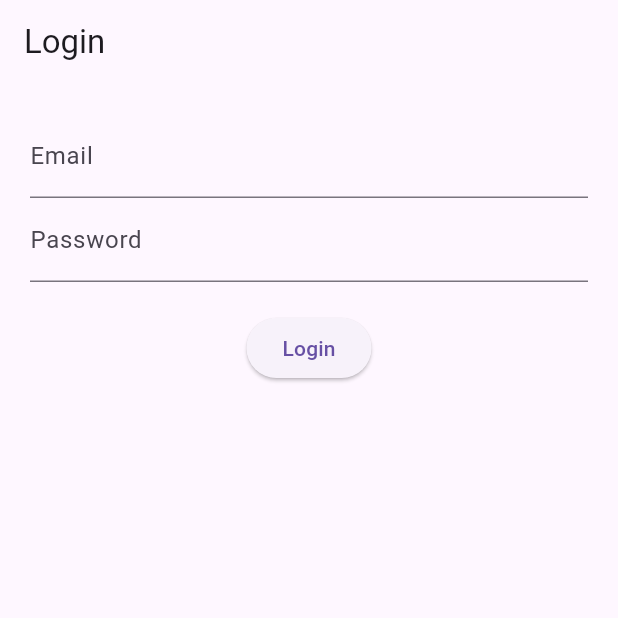
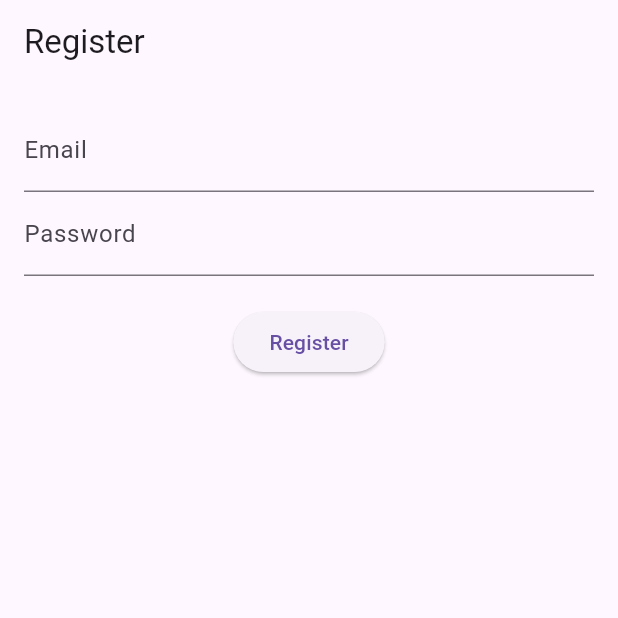
Before and after one commit to shaoon09/electromart, a Flutter app: the screen it shows after launch, on a phone screen of 412 x 824 dp, the top half of it. Run offline on Flutter 3.47's test engine with Material 3 defaults, Android fonts, the phone set to English and light mode, and no system bars; our stand-ins replace firebase_auth, firebase_core, firebase_database, get; accounts and stored records are empty.

Commit message:
register page added

```diff
--- a/lib/app/routes/app_pages.dart
+++ b/lib/app/routes/app_pages.dart
@@ -4,10 +4,11 @@ import 'package:electromart/app/views/product_detail_view.dart';
 import 'package:electromart/app/views/product_list_view.dart';
 import 'package:get/get.dart';
 import '../views/login_view.dart';
-
+import '../views/registration_view.dart'; // Import the new RegisterView
 
 class Routes {
   static const LOGIN = '/login';
+  static const REGISTER = '/register'; // Added route for registration
   static const PRODUCT_LIST = '/productList';
   static const CART = '/cart';
   static const CHECKOUT = '/checkout';
@@ -17,11 +18,13 @@ class Routes {
 class AppPages {
   static final pages = [
     GetPage(name: Routes.LOGIN, page: () => LoginView()),
+    GetPage(name: Routes.REGISTER, page: () => RegistrationView()), // Added RegisterView
     GetPage(name: Routes.PRODUCT_LIST, page: () => ProductListView()),
     GetPage(name: Routes.CART, page: () => CartView()),
     GetPage(name: Routes.CHECKOUT, page: () => CheckoutView()),
     GetPage(
-        name: Routes.PRODUCT_DETAIL,
-        page: () => ProductDetailView(product: Get.arguments)),
+      name: Routes.PRODUCT_DETAIL,
+      page: () => ProductDetailView(product: Get.arguments),
+    ),
   ];
 }
--- /dev/null
+++ b/lib/app/views/registration_view.dart
@@ -0,0 +1,44 @@
+import 'package:flutter/material.dart';
+import 'package:get/get.dart';
+import '../controllers/auth_controller.dart';
+
+class RegistrationView extends StatelessWidget {
+  final AuthController authController = Get.find<AuthController>();
+
+  RegistrationView({Key? key}) : super(key: key);
+
+  final TextEditingController emailController = TextEditingController();
+  final TextEditingController passwordController = TextEditingController();
+
+  @override
+  Widget build(BuildContext context) {
+    return Scaffold(
+      appBar: AppBar(title: const Text('Register')),
+      body: Padding(
+        padding: const EdgeInsets.all(16.0),
+        child: Column(
+          children: [
+            TextField(
+              controller: emailController,
+              decoration: const InputDecoration(labelText: 'Email'),
+            ),
+            TextField(
+              controller: passwordController,
+              obscureText: true,
+              decoration: const InputDecoration(labelText: 'Password'),
+            ),
+            const SizedBox(height: 20),
+            ElevatedButton(
+              onPressed: () {
+                final email = emailController.text.trim();
+                final password = passwordController.text.trim();
+                authController.register(email, password);
+              },
+              child: const Text('Register'),
+            ),
+          ],
+        ),
+      ),
+    );
+  }
+}
--- a/lib/main.dart
+++ b/lib/main.dart
@@ -1,3 +1,4 @@
+import 'package:electromart/app/controllers/auth_controller.dart';
 import 'package:flutter/material.dart';
 import 'package:get/get.dart';
 import 'package:firebase_core/firebase_core.dart';
@@ -6,7 +7,8 @@ import 'app/utils/theme.dart';
 
 void main() async {
   WidgetsFlutterBinding.ensureInitialized();
-  await Firebase.initializeApp(); // Ensure Firebase is initialized
+  await Firebase.initializeApp();
+  Get.put(AuthController());// Ensure Firebase is initialized
   runApp(const MyApp());
 }
 
@@ -21,7 +23,7 @@ class MyApp extends StatelessWidget {
       theme: AppTheme.lightTheme, // Light theme for the app
        // Optional dark theme
       themeMode: ThemeMode.system, // Switch theme based on system preference
-      initialRoute: Routes.LOGIN, // Starting route for the app
+      initialRoute: Routes.REGISTER, // Starting route for the app
       getPages: AppPages.pages, // Define navigation routes
       defaultTransition: Transition.fade, // Optional: transition effect
       locale: const Locale('en', 'US'), // Default app language
```
Also changed, not shown: lib/app/controllers/auth_controller.dart (+66 -8 lines).
